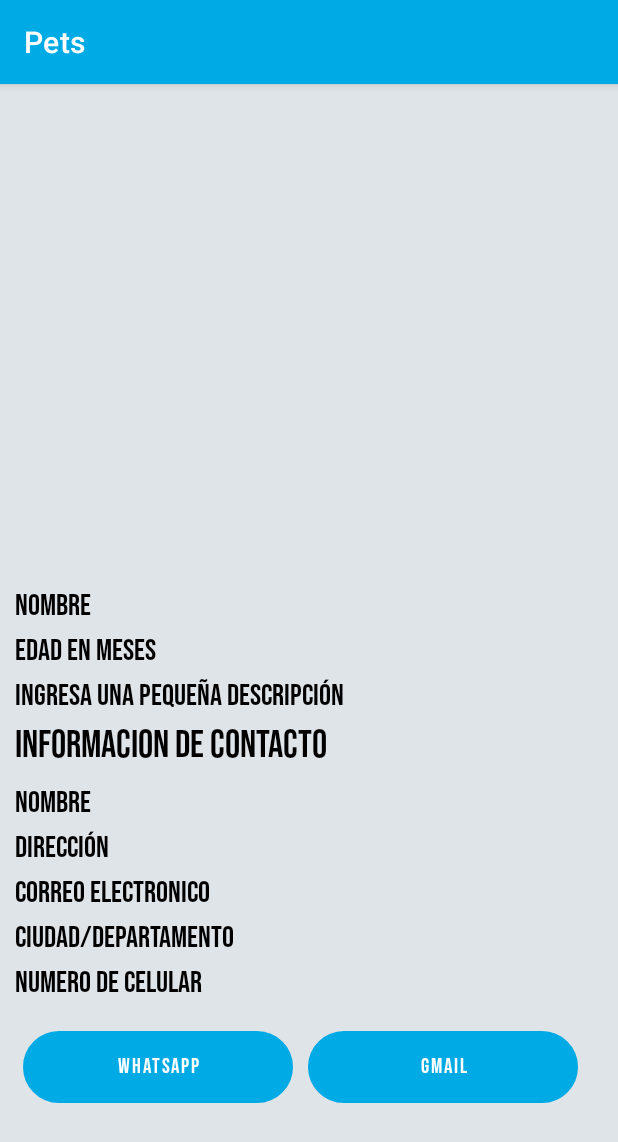
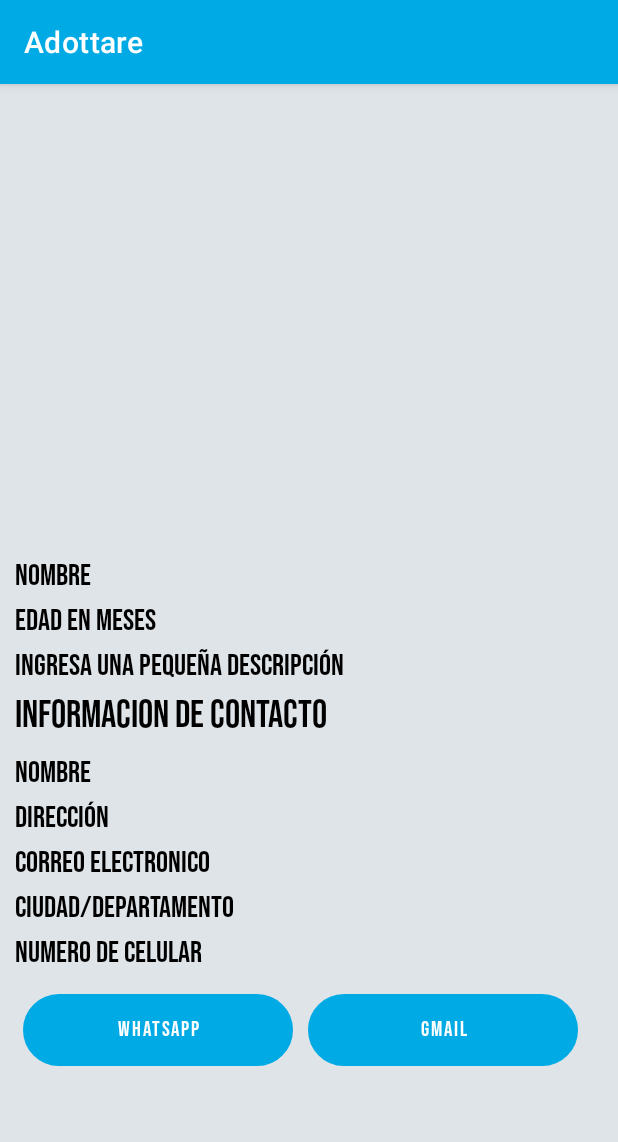
Before and after one commit to chawuala22/Pet, an Android app: the ViewDog screen opened directly, with no data from a screen before it, on a phone screen of 412 x 824 dp. Shown: the top 1142 px of the screen. Run offline under Robolectric (Android 15) with nearby library versions, the phone set to English and light mode, and no system bars.

Commit message:
General update

```diff
--- a/app/src/main/java/com/example/pet/dog/Adapter_dog.java
+++ b/app/src/main/java/com/example/pet/dog/Adapter_dog.java
@@ -61,7 +61,7 @@ public class Adapter_dog extends FirebaseRecyclerAdapter<Adatos_dog,Adapter_dog.
                 public void onClick(View view) {
                     final DialogPlus dialog = DialogPlus.newDialog(myviewholder.img.getContext())
                             .setContentHolder(new ViewHolder(R.layout.activity_view_dog))
-                            .setExpanded(true,1700)
+                            .setExpanded(true,1500)
                             .create();
 
                      final View myview = dialog.getHolderView();
@@ -92,7 +92,7 @@ public class Adapter_dog extends FirebaseRecyclerAdapter<Adatos_dog,Adapter_dog.
                         @Override
                         public void onClick(View view) {
 
-                            Toast.makeText(myview.getContext(),"El numero es"+adatos_dog.getNumcel(),Toast.LENGTH_LONG).show();
+                            Toast.makeText(myview.getContext(),"El numero es "+ adatos_dog.getNumcel(),Toast.LENGTH_LONG).show();
 
                         }
                     });
--- a/app/src/main/java/com/example/pet/dog/ViewDog.java
+++ b/app/src/main/java/com/example/pet/dog/ViewDog.java
@@ -27,7 +27,7 @@ public class ViewDog extends AppCompatActivity {
         direper=findViewById(R.id.direccionper_activity);
         emailper=findViewById(R.id.emailper_activity);
         ubiper=findViewById(R.id.ubicacionper_activity);
-        imageView=findViewById(R.id.image_activity);
+
 
     }
 }
--- a/app/src/main/java/com/example/pet/inscripcion/Add.java
+++ b/app/src/main/java/com/example/pet/inscripcion/Add.java
@@ -131,23 +131,6 @@ public class Add extends AppCompatActivity {
             }
         });
 
-        choosename.addTextChangedListener(new TextWatcher() {
-            @Override
-            public void beforeTextChanged(CharSequence charSequence, int i, int i1, int i2) {
-
-
-            }
-
-            @Override
-            public void onTextChanged(CharSequence charSequence, int i, int i1, int i2) {
-                uploadphoto.setEnabled(true);
-            }
-
-            @Override
-            public void afterTextChanged(Editable editable) {
-            }
-        });
-
         uploadphoto.setOnClickListener(new View.OnClickListener() {
             @Override
             public void onClick(View view) {
@@ -187,14 +170,7 @@ public class Add extends AppCompatActivity {
 
     }
     private void uploadimage() {
-
-        if(choosename.getText().toString().trim().equalsIgnoreCase("")){
-            Toast.makeText(getApplicationContext(),"Por favor sube una imagen",Toast.LENGTH_LONG).show();
-        }else{
-
-
-
-        imageRef =storageRef.child("FolderPets/"+ choosename.getText().toString()+"."+
+                imageRef =storageRef.child("FolderPets/"+
                 GetExtension(uriImage));
 
         progressDialog = new ProgressDialog(this);
@@ -234,7 +210,7 @@ public class Add extends AppCompatActivity {
             }
         });
         }
-    }
+
     private String GetExtension(Uri uriImage) {
         ContentResolver contentResolver = getContentResolver();
         MimeTypeMap mimeTypeMap = MimeTypeMap.getSingleton();
@@ -252,7 +228,6 @@ public class Add extends AppCompatActivity {
         inscribirse= findViewById(R.id.btninscribirse);
         choosephoto=findViewById(R.id.choosephoto);
         uploadphoto=findViewById(R.id.uploadfoto);
-        choosename=findViewById(R.id.pic_name);
         numtel=findViewById(R.id.numerotelefono);
         iv_image=findViewById(R.id.iv_result);
         progressDialog = new ProgressDialog(this);
--- a/app/src/main/res/layout/activity_add.xml
+++ b/app/src/main/res/layout/activity_add.xml
@@ -307,6 +307,8 @@
             <LinearLayout
                 android:layout_width="match_parent"
                 android:layout_height="match_parent"
+                android:layout_marginLeft="10dp"
+                android:gravity="center"
                 android:orientation="horizontal">
 
                 <ImageButton
@@ -315,43 +317,28 @@
                     android:layout_height="match_parent"
                     android:layout_gravity="center"
                     android:layout_marginRight="20dp"
-                    android:layout_marginLeft="15dp"
                     android:background="@android:color/transparent"
                     android:src="@drawable/folder" />
-
-                <com.google.android.material.textfield.TextInputLayout
-
-                    style="@style/Widget.MaterialComponents.TextInputLayout.OutlinedBox"
-                    android:layout_width="200dp"
-                    android:layout_height="wrap_content"
-                    android:hint="@string/pic"
-                    android:textColorHint="#000"
-                    app:boxBackgroundMode="outline"
-                    app:endIconMode="clear_text"
-                    app:helperTextTextColor="#000">
-
-                    <com.google.android.material.textfield.TextInputEditText
-                        android:id="@+id/pic_name"
-                        android:layout_width="200dp"
-                        android:layout_height="wrap_content"
-                        android:inputType="text">
-
-                    </com.google.android.material.textfield.TextInputEditText>
-
-                </com.google.android.material.textfield.TextInputLayout>
-
 
                 <ImageButton
                     android:id="@+id/uploadfoto"
                     android:layout_width="wrap_content"
                     android:layout_height="match_parent"
-                    android:layout_marginLeft="15dp"
+                    android:layout_marginLeft="30dp"
                     android:background="@android:color/transparent"
                     android:contentDescription="Inscribirse"
                     app:srcCompat="@drawable/photo" />
+            </LinearLayout>
 
-
-            </LinearLayout>
+            <TextView
+                android:layout_width="wrap_content"
+                android:layout_height="wrap_content"
+                android:layout_gravity="center"
+                android:layout_marginTop="10dp"
+                android:text="@string/subir_foto1"
+                android:fontFamily="@font/bebas"
+                android:textSize="10dp"
+                android:textColor="#000" />
 
             <ImageView
                 android:layout_width="410dp"
--- a/app/src/main/res/layout/activity_view_dog.xml
+++ b/app/src/main/res/layout/activity_view_dog.xml
@@ -1,5 +1,5 @@
 <?xml version="1.0" encoding="utf-8"?>
-<LinearLayout
+<RelativeLayout
     xmlns:android="http://schemas.android.com/apk/res/android"
     xmlns:app="http://schemas.android.com/apk/res-auto"
     xmlns:tools="http://schemas.android.com/tools"
@@ -9,167 +9,162 @@
     android:orientation="vertical"
     tools:context=".dog.ViewDog">
 
-    <HorizontalScrollView
-        android:layout_width="410dp"
-        android:layout_height="match_parent"
-        android:background="#DFE4E8">
 
     <ScrollView
         android:layout_width="match_parent"
-        android:layout_height="match_parent"
-        android:background="#DFE4E8">
+        android:layout_height="match_parent">
+
+        <HorizontalScrollView
+            android:layout_width="match_parent"
+            android:layout_height="wrap_content">
 
             <LinearLayout
-            android:layout_width="match_parent"
+                android:layout_width="wrap_content"
                 android:layout_height="match_parent"
-            android:background="#DFE4E8"
-            android:orientation="vertical">
+                android:orientation="vertical" >
 
-         <de.hdodenhof.circleimageview.CircleImageView
-        android:layout_width="410dp"
+                <ImageView
+                android:id="@+id/imageView"
+                android:layout_width="350dp"
                 android:layout_height="300dp"
-        android:layout_marginTop="20dp"
+                android:layout_gravity="center"
                 android:layout_marginBottom="10dp"
-        android:id="@+id/image_activity"/>
+                tools:srcCompat="@tools:sample/avatars" />
 
              <TextView
-        android:layout_width="match_parent"
+                android:id="@+id/nombrepet_activity"
+                android:layout_width="wrap_content"
                 android:layout_height="wrap_content"
+                android:layout_marginLeft="10dp"
+                android:layout_marginTop="5dp"
+                android:fontFamily="@font/bebas"
                 android:hint="@string/nombre"
+                android:textColor="#000"
+                android:textColorHint="#000"
+                android:textSize="20sp" />
+
+            <TextView
+                android:id="@+id/edadpet_activity"
+                android:layout_width="wrap_content"
+                android:layout_height="wrap_content"
+                android:layout_marginLeft="10dp"
+                android:layout_marginTop="5dp"
+                android:fontFamily="@font/bebas"
+                android:hint="@string/edad"
+                android:textColor="#000"
+                android:textColorHint="#000"
+                android:textSize="20sp" />
+
+            <TextView
+                android:id="@+id/descpetpet_activity"
+                android:layout_width="400dp"
+                android:layout_height="wrap_content"
+                android:layout_marginLeft="10dp"
+                android:layout_marginTop="5dp"
+                android:layout_marginBottom="5dp"
+                android:fontFamily="@font/bebas"
+                android:hint="@string/descrip"
+                android:textColor="#000"
+                android:textColorHint="#000"
+                android:textSize="20sp" />
+
+            <TextView
+                android:layout_width="wrap_content"
+                android:layout_height="wrap_content"
                 android:layout_marginLeft="10dp"
                 android:fontFamily="@font/bebas"
-        android:textSize="20sp"
-        android:layout_marginTop="5dp"
+                android:gravity=""
+                android:text="@string/contacto"
+                android:textColor="#000"
+                android:textSize="25sp" />
+
+            <TextView
+                android:id="@+id/nombreper_activity"
+                android:layout_width="wrap_content"
+                android:layout_height="wrap_content"
+                android:layout_marginLeft="10dp"
+                android:layout_marginTop="10dp"
+                android:fontFamily="@font/bebas"
+                android:hint="@string/nombre"
+                android:textColor="#000"
                 android:textColorHint="#000"
-        android:textColor="#000"
-        android:id="@+id/nombrepet_activity"
-        />
+                android:textSize="20sp" />
+
             <TextView
-        android:layout_width="match_parent"
+                android:id="@+id/direccionper_activity"
+                android:layout_width="wrap_content"
                 android:layout_height="wrap_content"
-        android:textSize="20sp"
                 android:layout_marginLeft="10dp"
                 android:layout_marginTop="5dp"
-        android:hint="@string/edad"
                 android:fontFamily="@font/bebas"
+                android:hint="@string/direccion"
+                android:textColor="#000"
                 android:textColorHint="#000"
-        android:textColor="#000"
-        android:id="@+id/edadpet_activity"
-        />
-    <TextView
-        android:layout_width="wrap_content"
-        android:layout_marginLeft="10dp"
-        android:layout_height="match_parent"
-        android:layout_marginTop="5dp"
-        android:hint="@string/descrip"
-        android:textSize="20sp"
-        android:layout_marginBottom="5dp"
-        android:fontFamily="@font/bebas"
-        android:textColorHint="#000"
-        android:textColor="#000"
-        android:id="@+id/descpetpet_activity"
-        />
-
+                android:textSize="20sp" />
 
             <TextView
-        android:layout_width="match_parent"
+                android:id="@+id/emailper_activity"
+                android:layout_width="wrap_content"
                 android:layout_height="wrap_content"
-       android:text="@string/contacto"
+                android:layout_marginLeft="10dp"
+                android:layout_marginTop="5dp"
                 android:fontFamily="@font/bebas"
+                android:hint="@string/email"
                 android:textColor="#000"
+                android:textColorHint="#000"
+                android:textSize="20sp" />
+
+            <TextView
+                android:id="@+id/ubicacionper_activity"
+                android:layout_width="wrap_content"
+                android:layout_height="wrap_content"
                 android:layout_marginLeft="10dp"
-        android:textSize="25sp"
-        />
+                android:layout_marginTop="5dp"
+                android:fontFamily="@font/bebas"
+                android:hint="@string/ciudad_departamento"
+                android:textColor="#000"
+                android:textColorHint="#000"
+                android:textSize="20sp" />
+
             <TextView
-        android:layout_width="match_parent"
+                android:id="@+id/numeroper_activity"
+                android:layout_width="wrap_content"
                 android:layout_height="wrap_content"
-        android:textSize="20sp"
                 android:layout_marginLeft="10dp"
-        android:layout_marginTop="10dp"
-        android:hint="@string/nombre"
+                android:layout_marginTop="5dp"
                 android:fontFamily="@font/bebas"
+                android:hint="@string/numero_telefono"
+                android:textColor="#000"
                 android:textColorHint="#000"
-        android:textColor="#000"
-        android:id="@+id/nombreper_activity"
-        />
-    <TextView
-        android:layout_width="match_parent"
+                android:textSize="20sp" />
+
+            <LinearLayout
+                android:layout_width="410dp"
                 android:layout_height="wrap_content"
-        android:layout_marginTop="5dp"
-        android:textSize="20sp"
-        android:hint="@string/direccion"
-        android:fontFamily="@font/bebas"
-        android:layout_marginLeft="10dp"
-        android:textColorHint="#000"
-        android:textColor="#000"
-        android:id="@+id/direccionper_activity"
-        />
-    <TextView
-        android:layout_width="match_parent"
-        android:layout_height="wrap_content"
-        android:layout_marginTop="5dp"
-        android:id="@+id/emailper_activity"
-        android:textSize="20sp"
-        android:layout_marginLeft="10dp"
-        android:hint="@string/email"
-        android:fontFamily="@font/bebas"
-        android:textColorHint="#000"
-        android:textColor="#000"
-        />
-    <TextView
-        android:layout_width="match_parent"
-        android:layout_height="wrap_content"
-        android:layout_marginTop="5dp"
-        android:textSize="20sp"
-        android:hint="@string/ciudad_departamento"
-        android:fontFamily="@font/bebas"
-        android:textColorHint="#000"
-        android:layout_marginLeft="10dp"
-        android:textColor="#000"
-        android:id="@+id/ubicacionper_activity"
-        />
-            <TextView
-                android:layout_width="match_parent"
-                android:layout_height="wrap_content"
-                android:layout_marginTop="5dp"
-                android:textSize="20sp"
-                android:hint="@string/numero_telefono"
-                android:fontFamily="@font/bebas"
-                android:textColorHint="#000"
-                android:layout_marginLeft="10dp"
-                android:textColor="#000"
-                android:id="@+id/numeroper_activity"
-                />
-    <LinearLayout
-    android:layout_width="match_parent"
-    android:layout_height="match_parent"
-        android:layout_marginTop="20dp"
+                android:layout_marginTop="15dp"
                 android:layout_marginBottom="10dp"
                 android:orientation="horizontal">
-
 
                 <Button
                     android:id="@+id/whatsapp"
                     android:layout_width="180dp"
+                    android:layout_height="wrap_content"
                     android:layout_marginLeft="15dp"
                     android:background="@drawable/bordes_redondos"
                     android:fontFamily="@font/bebas"
-        android:layout_height="wrap_content"
                     android:text="Whatsapp" />
 
                 <Button
                     android:id="@+id/gmail"
                     android:layout_width="180dp"
+                    android:layout_height="wrap_content"
                     android:layout_marginLeft="10dp"
                     android:background="@drawable/bordes_redondos"
+                    android:drawableStart="@drawable/petname"
                     android:fontFamily="@font/bebas"
-        android:drawableStart="@drawable/petname"
-        android:layout_height="wrap_content"
                     android:text="Gmail" />
             </LinearLayout>
-
             </LinearLayout>
+        </HorizontalScrollView>
     </ScrollView>
-    </HorizontalScrollView>
-
-</LinearLayout>
+</RelativeLayout>
--- a/app/src/main/res/values/strings.xml
+++ b/app/src/main/res/values/strings.xml
@@ -1,5 +1,5 @@
 <resources>
-    <string name="app_name">Pets</string>
+    <string name="app_name">Adottare</string>
     <string name="inscribir">Inscribirse</string>
     <string name="edad">Edad en meses</string>
     <string name="datos_mascota">Datos mascota</string>
@@ -15,4 +15,5 @@
     <string name="pic">Nombre de la foto</string>
     <string name="contacto">Informacion de contacto</string>
     <string name="numero_telefono">Numero de Celular</string>
+    <string name="subir_foto1">No olvides darle en la carpeta amarilla para subir la foto</string>
 </resources>
```
Lines whose indentation alone changed are shown as unchanged.
